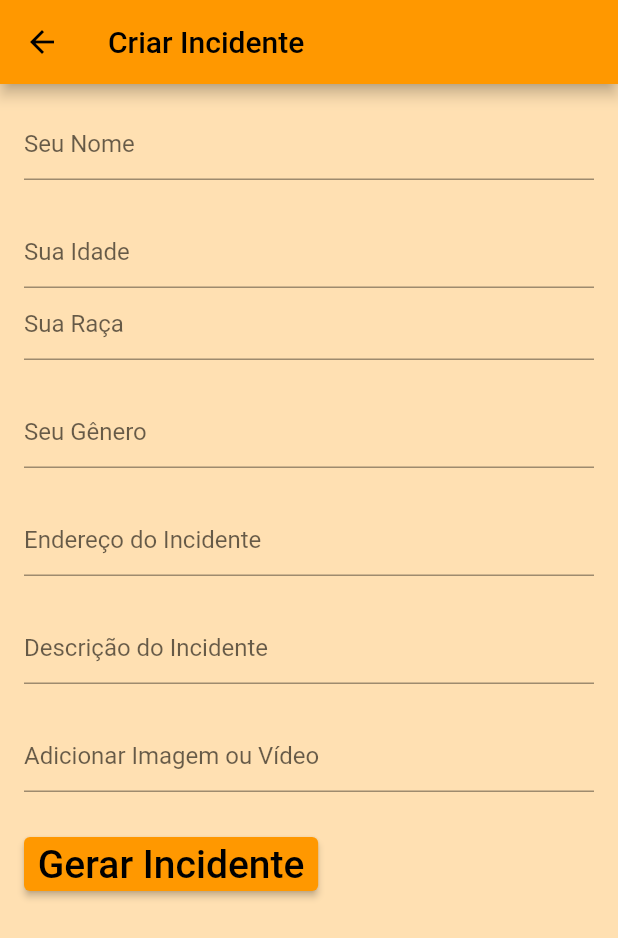
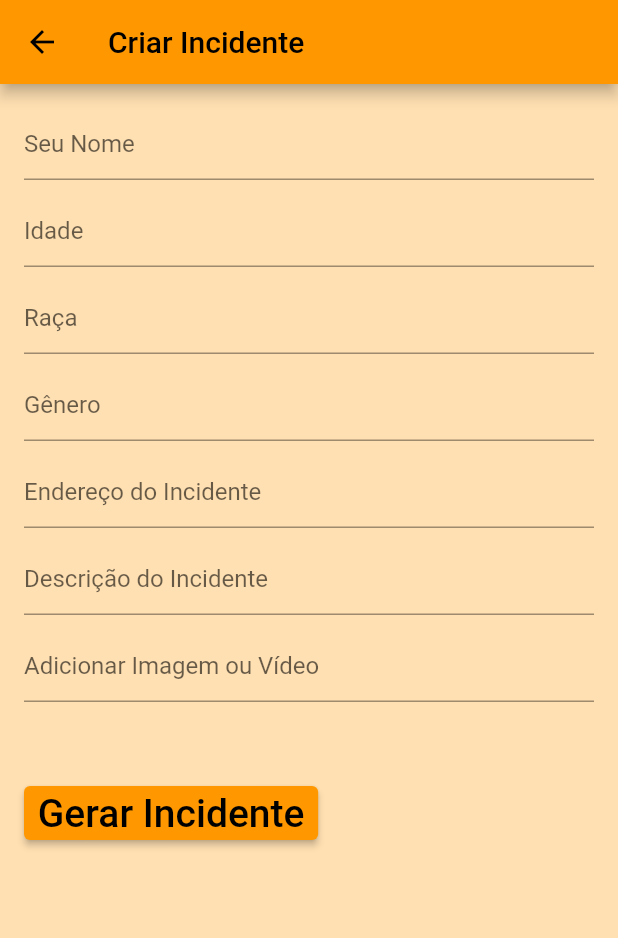
Before and after one commit to Iagolealfa/Cop-Incident, a Flutter app: the screen it shows once a user with an empty profile is signed in, after a tap on "Criar Incidente", on a phone screen of 412 x 824 dp. Shown: the top 938 px of the screen. Run offline on Flutter 3.47's test engine with Material 2 defaults, Android fonts, the phone set to English and light mode, and no system bars; our stand-ins replace cloud_firestore, firebase_auth, firebase_core; accounts and stored records are empty; Roboto replaces fonts that are missing (Orienta).

Commit message:
Ajuste app bar e ajuste em  criar incidentes

```diff
--- a/incident/lib/criarIncidente.dart
+++ b/incident/lib/criarIncidente.dart
@@ -70,9 +70,9 @@ class _CreateIncidentScreenState extends State<CreateIncidentScreen> {
                     });
                   },
                 ),
-                SizedBox(height: 24),
+                SizedBox(height: 10),
                 TextFormField(
-                  decoration: InputDecoration(hintText: 'Sua Idade'),
+                  decoration: InputDecoration(hintText: 'Idade'),
                   keyboardType: TextInputType.number,
                   validator: _validateField,
                   onChanged: (value) {
@@ -81,8 +81,9 @@ class _CreateIncidentScreenState extends State<CreateIncidentScreen> {
                     });
                   },
                 ),
+                SizedBox(height: 10),
                 TextFormField(
-                  decoration: InputDecoration(hintText: 'Sua Raça'),
+                  decoration: InputDecoration(hintText: 'Raça'),
                   validator: _validateField,
                   onChanged: (value) {
                     setState(() {
@@ -90,9 +91,9 @@ class _CreateIncidentScreenState extends State<CreateIncidentScreen> {
                     });
                   },
                 ),
-                SizedBox(height: 24),
+                SizedBox(height: 10),
                 TextFormField(
-                  decoration: InputDecoration(hintText: 'Seu Gênero'),
+                  decoration: InputDecoration(hintText: 'Gênero'),
                   validator: _validateField,
                   onChanged: (value) {
                     setState(() {
@@ -100,7 +101,7 @@ class _CreateIncidentScreenState extends State<CreateIncidentScreen> {
                     });
                   },
                 ),
-                SizedBox(height: 24),
+                SizedBox(height: 10),
                 TextFormField(
                   decoration:
                       InputDecoration(hintText: 'Endereço do Incidente'),
@@ -111,7 +112,7 @@ class _CreateIncidentScreenState extends State<CreateIncidentScreen> {
                     });
                   },
                 ),
-                SizedBox(height: 24),
+                SizedBox(height: 10),
                 TextFormField(
                   decoration:
                       InputDecoration(hintText: 'Descrição do Incidente'),
@@ -123,7 +124,7 @@ class _CreateIncidentScreenState extends State<CreateIncidentScreen> {
                     });
                   },
                 ),
-                SizedBox(height: 24),
+                SizedBox(height: 10),
                 TextFormField(
                   decoration:
                       InputDecoration(hintText: 'Adicionar Imagem ou Vídeo'),
@@ -133,7 +134,7 @@ class _CreateIncidentScreenState extends State<CreateIncidentScreen> {
                     });
                   },
                 ),
-                SizedBox(height: 24),
+                SizedBox(height: 50),
                 ElevatedButton(
                   onPressed: () {
                     if (_formKey.currentState!.validate()) {
--- a/incident/lib/main.dart
+++ b/incident/lib/main.dart
@@ -87,10 +87,10 @@ class MyHomePage extends StatelessWidget {
           title: const Text(
             'CopWatch',
             style: TextStyle(
-              fontSize: 34, // Change the font size
+              fontSize: 26, // Change the font size
               fontFamily: 'Bebes Neue', // Change the font family
               fontWeight: FontWeight.bold, // Change the font weight
-              color: Colors.white, // Change the text color
+              color: Color.fromARGB(255, 0, 0, 0), // Change the text color
               fontStyle: FontStyle.normal, // Change the font style
             ),
           ),
@@ -102,9 +102,9 @@ class MyHomePage extends StatelessWidget {
                 Navigator.pushNamed(context, '/listaInfinita');
                 _doSomethingRequiringAuth(context);
               },
-            ), /*
+            ),
             Visibility(
-                visible: !isLoggedIn,
+                visible: true,
                 child: IconButton(
                   icon: Icon(Icons.login_rounded),
                   onPressed: () {
@@ -112,7 +112,7 @@ class MyHomePage extends StatelessWidget {
                   },
                 )),
             Visibility(
-                visible: !isLoggedIn,
+                visible: true,
                 child: IconButton(
                   icon: Icon(Icons.logout_rounded),
                   onPressed: () {
@@ -122,18 +122,17 @@ class MyHomePage extends StatelessWidget {
                       MaterialPageRoute(builder: (context) => LoginScreen()),
                     );
                   },
-                ))*/
-            //will come back to this. Needs a builder for Streambuilder to work on the app bar.
+                ))
           ],
         ),
         body: StreamBuilder<User?>(
             stream: _auth
-                .authStateChanges(), // Stream to listen to authentication state changes
+                .authStateChanges(),
             builder: (context, snapshot) {
               if (snapshot.connectionState == ConnectionState.waiting) {
                 return Center(child: CircularProgressIndicator());
               } else {
-                // Check if the user is logged in
+                // verifica se o usuario esta logado
                 final isLoggedIn2 = snapshot.data != null;
                 return Column(
                   mainAxisAlignment: MainAxisAlignment.spaceAround,
@@ -174,9 +173,9 @@ class MyHomePage extends StatelessWidget {
                         },
                         style: ElevatedButton.styleFrom(
                           backgroundColor: Colors
-                              .orange, // Change the background color of the button
+                              .orange,
                           foregroundColor: Colors
-                              .black, // Change the text color of the button
+                              .black,
                           shape: RoundedRectangleBorder(
                             borderRadius: BorderRadius.circular(10),
                           ),
```
